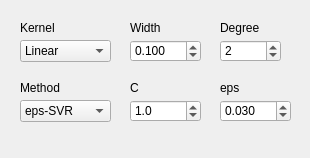
Above: _AlgorithmsPlugins/KernelMethods/paramsSVMregr.ui from b4silio/MLDemos before the change. Below: the same form after it.
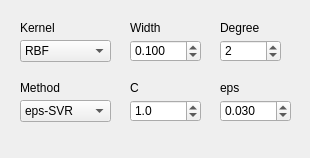
That is the form after the change.

The edit to the form file:
```diff
--- a/_AlgorithmsPlugins/KernelMethods/paramsSVMregr.ui
+++ b/_AlgorithmsPlugins/KernelMethods/paramsSVMregr.ui
@@ -306,6 +306,9 @@
 &lt;/style&gt;&lt;/head&gt;&lt;body style=&quot; font-family:'MS Shell Dlg 2'; font-size:8.25pt; font-weight:400; font-style:normal;&quot;&gt;
 &lt;p style=&quot; margin-top:0px; margin-bottom:0px; margin-left:0px; margin-right:0px; -qt-block-indent:0; text-indent:0px;&quot;&gt;&lt;span style=&quot; font-size:8pt;&quot;&gt;kernel function&lt;/span&gt;&lt;/p&gt;&lt;/body&gt;&lt;/html&gt;</string>
    </property>
+   <property name="currentIndex">
+    <number>2</number>
+   </property>
    <item>
     <property name="text">
      <string>Linear</string>
```
Left out of the diff: 18 changed lines with no effect on the pictures.
